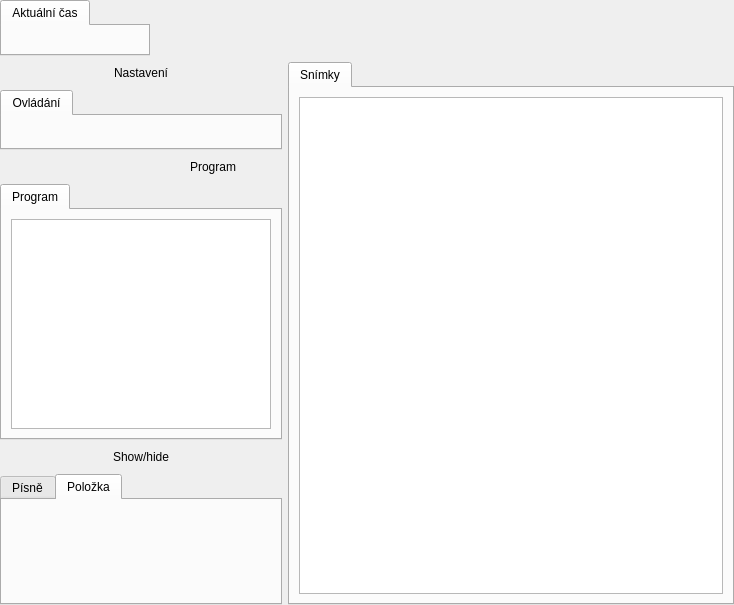
Above: src/gui/mainwindow_presentationmode.ui from CZDanol/StrawLumen before the change. Below: the same form after it.
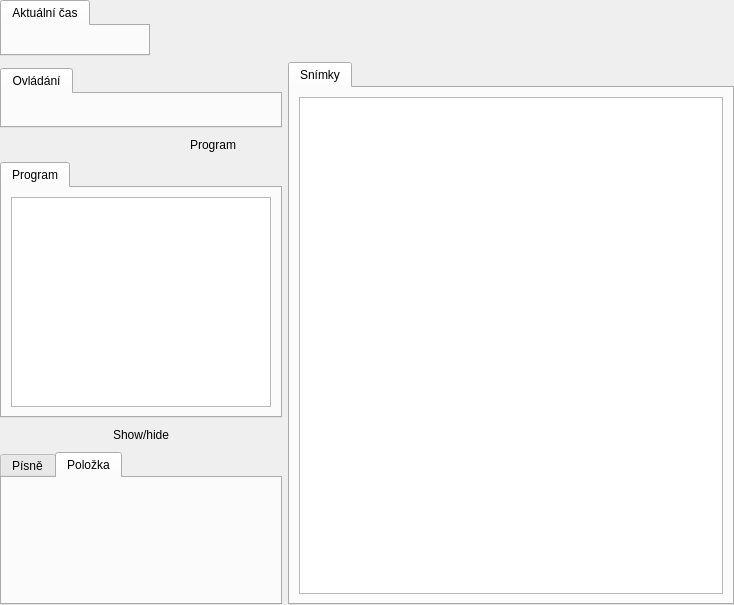
That is the form after the change. Icons and pictures are not drawn. Custom widgets are drawn as their Qt base class.

The edit to the form file:
```diff
--- a/src/gui/mainwindow_presentationmode.ui
+++ b/src/gui/mainwindow_presentationmode.ui
@@ -138,20 +138,6 @@
           <property name="bottomMargin">
            <number>0</number>
           </property>
-          <item>
-           <widget class="QPushButton" name="btnSettings">
-            <property name="text">
-             <string>Nastavení</string>
-            </property>
-            <property name="icon">
-             <iconset resource="../../res/resources.qrc">
-              <normaloff>:/icons/16/Settings_16px.png</normaloff>:/icons/16/Settings_16px.png</iconset>
-            </property>
-            <property name="flat">
-             <bool>true</bool>
-            </property>
-           </widget>
-          </item>
          </layout>
         </widget>
        </item>
@@ -552,7 +538,7 @@
                 <x>0</x>
                 <y>0</y>
                 <width>302</width>
-                <height>70</height>
+                <height>94</height>
                </rect>
               </property>
               <layout class="QVBoxLayout" name="verticalLayout_9"/>
```
Left out of the diff: 1 changed line with no effect on the pictures.
